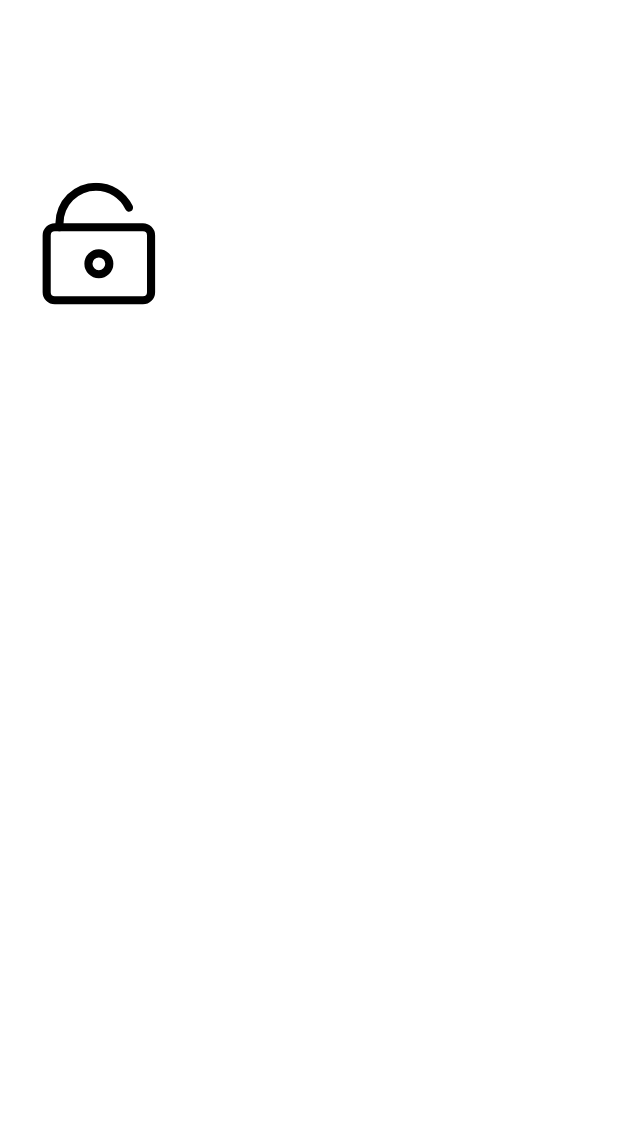
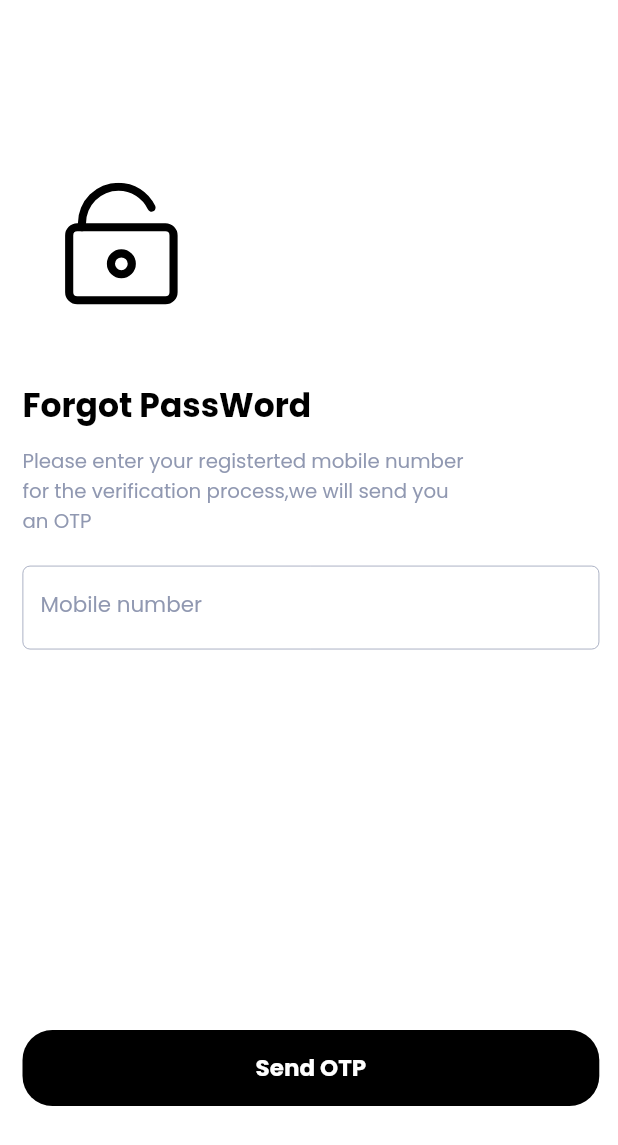
Before and after one commit to hoangvinhhuy47/g99social-media-network, a Flutter app: the ForGotPassWord_Screen screen opened directly, on a phone screen of 412 x 824 dp. Shown: the top 1145 px of the screen. Run offline on Flutter 3.47's test engine with Material 2 defaults, Android fonts, the phone set to English and light mode, and no system bars; our stand-ins replace cached_network_image, device_preview, flutter_onboarding_slider, flutter_screenutil, flutter_svg, get and 5 more; missing offline and left inert: splash_screen_view, transition; accounts and stored records are empty; statements that could not run were skipped.

Commit message:
commit before pull

```diff
--- /dev/null
+++ b/lib/src/screen/Authencation/forgot_password/components/InputForgotPassWord.dart
@@ -0,0 +1,33 @@
+import 'package:flutter/material.dart';
+import 'package:g99socialmedia/src/base/index.dart';
+import 'package:g99socialmedia/src/styles/colors.dart';
+import 'package:flutter_screenutil/flutter_screenutil.dart';
+class InputForgotPassword extends StatelessWidget{
+  Widget build(BuildContext context) {
+    return Container(
+      width: 350.w,
+      height: 55.h,
+      child: TextField(
+        style: TextStyle(
+            fontSize: 15.sp,
+            fontWeight: FontWeight.w400,
+            fontStyle: FontStyle.normal,
+            fontFamily: 'Poppins',
+            color: colorBlack),
+        decoration: new InputDecoration(
+          focusedBorder: OutlineInputBorder(
+            borderRadius: BorderRadius.circular(5),
+            borderSide: BorderSide(color: colorBlack, width: 0.5),
+          ),
+          enabledBorder: OutlineInputBorder(
+            borderRadius: BorderRadius.circular(5),
+            borderSide: BorderSide(color: colorGrey, width: 0.5),
+          ),
+          label: textFieldRegular(
+              'Mobile number', 13.sp, colorGrey, TextAlign.center),
+        ),
+      ),
+    );
+  }
+
+}
--- a/lib/src/screen/Authencation/forgot_password/forgotpassword_view.dart
+++ b/lib/src/screen/Authencation/forgot_password/forgotpassword_view.dart
@@ -1,9 +1,13 @@
 import 'package:flutter/material.dart';
 import 'package:flutter_screenutil/flutter_screenutil.dart';
 import 'package:g99socialmedia/src/assets/images/index.dart';
+import 'package:g99socialmedia/src/base/TextStyle/TextStyle.dart';
+import 'package:g99socialmedia/src/screen/Authencation/forgot_password/components/InputForgotPassWord.dart';
 import 'package:g99socialmedia/src/styles/colors.dart';
 import 'package:flutter_svg/flutter_svg.dart';
+import 'package:transition/transition.dart';
 
+import 'OTP/otpverification_view.dart';
 class ForGotPassWord_Screen extends StatelessWidget {
   @override
   Widget build(BuildContext context) {
@@ -18,6 +22,7 @@ class ForGotPassWord_Screen extends StatelessWidget {
               height: 812.h,
               width: 375.w,
               child: SingleChildScrollView(
+                padding: const EdgeInsets.only(left: 15),
                 child: Column(
                   crossAxisAlignment: CrossAxisAlignment.start,
                   children: [
@@ -29,10 +34,40 @@ class ForGotPassWord_Screen extends StatelessWidget {
                       color: colorBlack,
                       width: 120.w,
                       height: 80.h,
-                    )
+                    ),
+                    SizedBox(
+                      height:50.h ,
+                    ),
+                    textFieldBold('Forgot PassWord', 20.sp, colorBlack),
+                    SizedBox(height: 10.h,),
+                    textFieldRegular('Please enter your registerted mobile number\nfor the verification process,we will send you\nan OTP', 12.sp, colorGrey,TextAlign.left),
+                    SizedBox(height: 20.h,),
+                    InputForgotPassword(),
+                    SizedBox(height: 250.h,),
+                    GestureDetector(
+                      onTap: (){
+                        Navigator.push(
+                            context,
+                            Transition(
+                                child: OTPVerification_Screen(),
+                                transitionEffect: TransitionEffect.RIGHT_TO_LEFT,
+                                curve: Curves.linear));
+                      },
+                      child: Container(
+                        width: 350.w,
+                        height: 50.h,
+                        alignment: Alignment.center,
+                        decoration: BoxDecoration(
+                          color: colorBlack,
+                          borderRadius: BorderRadius.circular(20),
+                        ),
+                        child: textFieldBold('Send OTP', 14.sp, colorWhite),
+                      ),
+                    ),
+
                   ],
                 ),
-              ),
+              )
             ),
           );
         });
--- a/pubspec.yaml
+++ b/pubspec.yaml
@@ -70,6 +70,8 @@ dev_dependencies:
   flutter_onboarding_slider: ^1.0.7
   logger: ^1.1.0
   lottie: ^1.3.0
+  pin_code_fields: ^7.4.0
+
 
 
 # For information on the generic Dart part of this file, see the
```
Also changed, not shown: lib/src/screen/Authencation/forgot_password/OTP/otpverification_view.dart (added, +112 -0 lines), lib/src/screen/Authencation/forgot_password/ResetPassWord/components/input_password_view.dart (added, +40 -0 lines), lib/src/screen/Authencation/forgot_password/ResetPassWord/resetpassword_view.dart (added, +124 -0 lines), pubspec.lock.
